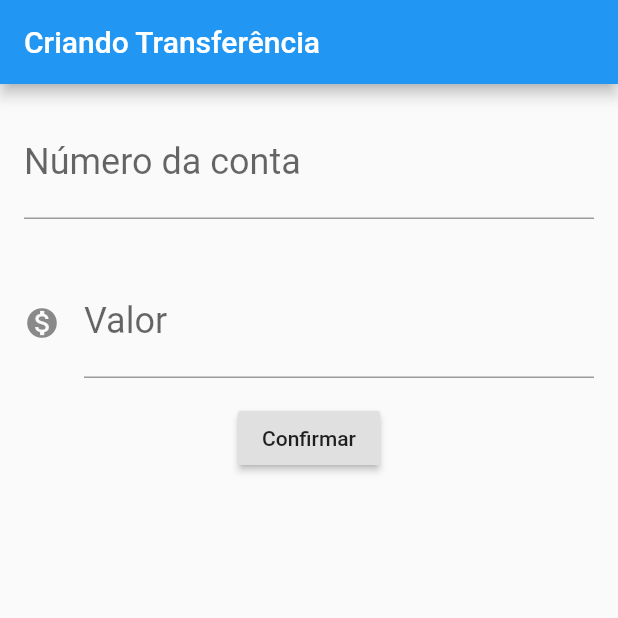
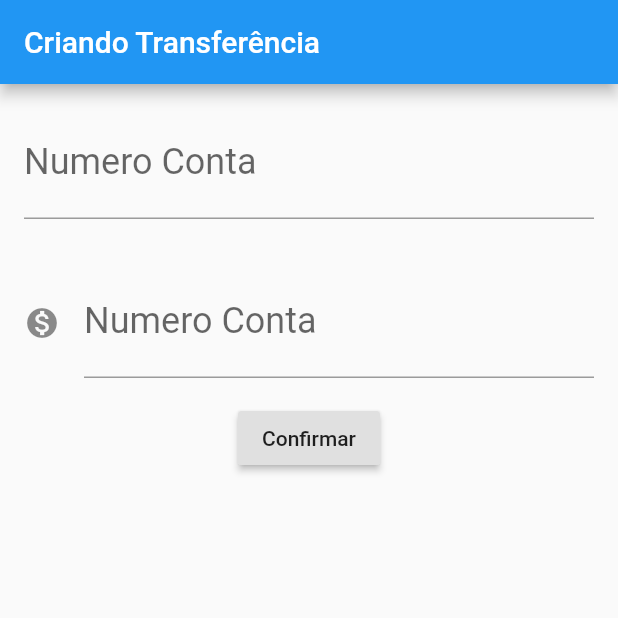
Before and after one commit to VitorHugoSilva/bytebank, a Flutter app: the screen it shows after launch, after a tap on "Confirmar", on a phone screen of 412 x 824 dp, the top half of it. Run offline on Flutter 3.47's test engine with Material 2 defaults, Android fonts, the phone set to English and light mode, and no system bars.

Commit message:
Refactoring a transaction creation form

```diff
--- a/lib/main.dart
+++ b/lib/main.dart
@@ -14,6 +14,10 @@ class ByteBankApp extends StatelessWidget {
 }
 
 class FormularioTranferencia extends StatelessWidget {
+  final TextEditingController _controladorCampoNumeroConta =
+      TextEditingController();
+  final TextEditingController _controladorCampoValor = TextEditingController();
+
   @override
   Widget build(BuildContext context) {
     return Scaffold(
@@ -22,42 +26,39 @@ class FormularioTranferencia extends StatelessWidget {
       ),
       body: Column(
         children: <Widget>[
-          Padding(
-            padding: const EdgeInsets.all(16.0),
-            child: TextField(
-              style: TextStyle(
-                fontSize: 24.0,
-              ),
-              decoration: InputDecoration(
-                labelText: 'Número da conta',
-                hintText: '0000',
-              ),
-              keyboardType: TextInputType.number,
-            ),
+          Editor(
+            controlador: _controladorCampoNumeroConta,
+            rotulo: 'Numero Conta',
+            dica: '0000',
           ),
-          Padding(
-            padding: const EdgeInsets.all(16.0),
-            child: TextField(
-              style: TextStyle(
-                fontSize: 24.0,
-              ),
-              decoration: InputDecoration(
-                icon: Icon(Icons.monetization_on),
-                labelText: 'Valor',
-                hintText: '0.00',
-              ),
-              keyboardType: TextInputType.number,
-            ),
+          Editor(
+            controlador: _controladorCampoValor,
+            rotulo: 'Numero Conta',
+            dica: '0.00',
+            icone: Icons.monetization_on,
           ),
           RaisedButton(
             child: Text('Confirmar'),
-            onPressed: () {
-              debugPrint('clicou no confirmar');
-            },
+            onPressed: () => _criaTransferencia(),
           ),
         ],
       ),
     );
+  }
+
+  void _criaTransferencia() {
+    final int numeroConta = int.tryParse(_controladorCampoNumeroConta.text);
+    final double valor = double.tryParse(_controladorCampoValor.text);
+    if (numeroConta != null && valor != null) {
+      Transferencia(valor, numeroConta);
+      debugPrint('transferenciaCriada');
+      // Scaffold.of(context).showSnackBar(
+      //   SnackBar(
+      //     content:
+      //         Text('Transferência criada : $transferenciaCriada'),
+      //   ),
+      // );
+    }
   }
 }
 
@@ -104,4 +105,37 @@ class Transferencia {
   final int numeroConta;
 
   Transferencia(this.valor, this.numeroConta);
+
+  @override
+  String toString() {
+    return 'Transferencia{valor: $valor, numeroConta: $numeroConta}';
+  }
 }
+
+class Editor extends StatelessWidget {
+  final TextEditingController controlador;
+  final String rotulo;
+  final String dica;
+  final IconData icone;
+
+  Editor({this.controlador, this.rotulo, this.dica, this.icone});
+
+  @override
+  Widget build(BuildContext context) {
+    return Padding(
+      padding: const EdgeInsets.all(16.0),
+      child: TextField(
+        controller: controlador,
+        style: TextStyle(
+          fontSize: 24.0,
+        ),
+        decoration: InputDecoration(
+          icon: icone != null ? Icon(icone) : null,
+          labelText: rotulo,
+          hintText: dica,
+        ),
+        keyboardType: TextInputType.number,
+      ),
+    );
+  }
+}
```
Also changed, not shown: pubspec.lock.
